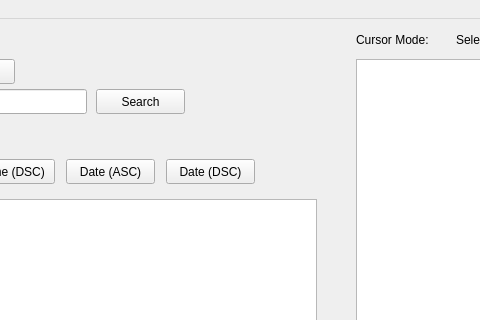
Before: the Qt Designer form SRC/labeller.ui in amansahil/Smart-Annotate, drawn with Qt 5; both pictures show x 144 to 624 and y 0 to 320 of the 1308 by 778 pixel window.
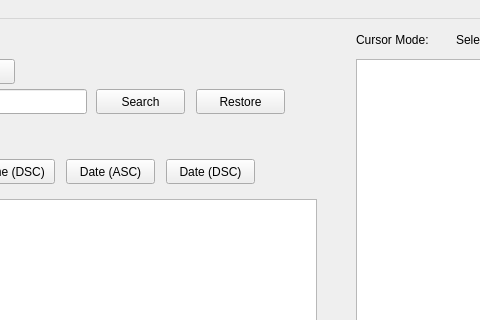
After: the same form once the commit is applied. Icons and pictures are not drawn.

```diff
--- a/SRC/labeller.ui
+++ b/SRC/labeller.ui
@@ -380,6 +380,19 @@
      <string>Cursor Mode:</string>
     </property>
    </widget>
+   <widget class="QPushButton" name="restoreImages">
+    <property name="geometry">
+     <rect>
+      <x>340</x>
+      <y>70</y>
+      <width>89</width>
+      <height>25</height>
+     </rect>
+    </property>
+    <property name="text">
+     <string>Restore</string>
+    </property>
+   </widget>
   </widget>
   <widget class="QMenuBar" name="menubar">
    <property name="geometry">
```
Left out of the diff: 14 changed lines with no effect on the pictures.
